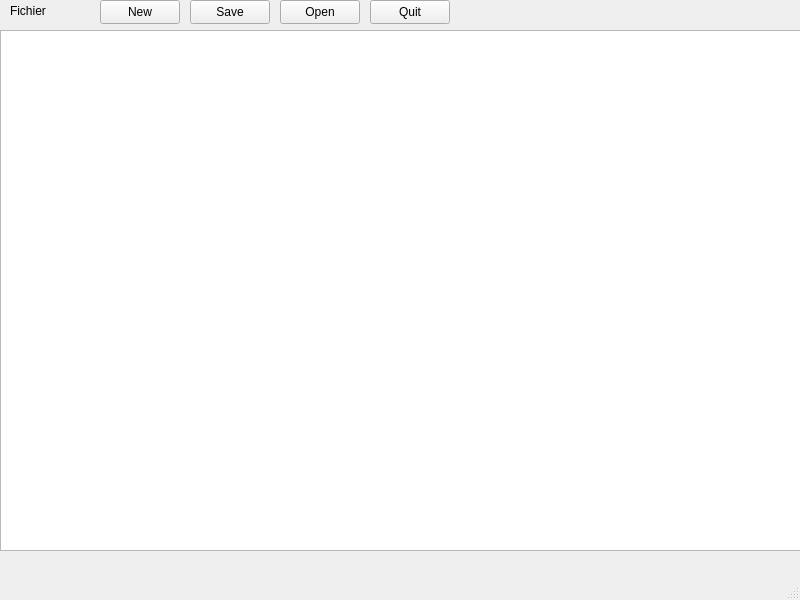
Above: notepad.ui from Ola-jed/QNotePad before the change. Below: the same form after it.
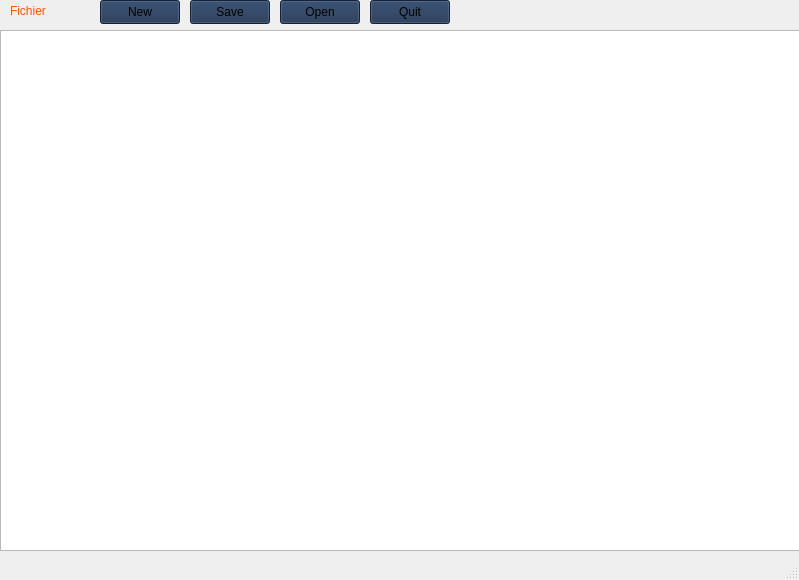
That is the form after the change.

```diff
--- a/notepad.ui
+++ b/notepad.ui
@@ -6,8 +6,8 @@
    <rect>
     <x>0</x>
     <y>0</y>
-    <width>800</width>
-    <height>600</height>
+    <width>799</width>
+    <height>580</height>
    </rect>
   </property>
   <property name="windowTitle">
@@ -26,6 +26,9 @@
     <property name="toolTip">
      <string>&lt;html&gt;&lt;head/&gt;&lt;body&gt;&lt;p&gt;Nouveau Fichier&lt;/p&gt;&lt;/body&gt;&lt;/html&gt;</string>
     </property>
+    <property name="styleSheet">
+     <string notr="true">background-color: rgb(28, 49, 80);</string>
+    </property>
     <property name="text">
      <string>New</string>
     </property>
@@ -42,6 +45,9 @@
     <property name="toolTip">
      <string>&lt;html&gt;&lt;head/&gt;&lt;body&gt;&lt;p&gt;Sauvegarder / Sauvegarder sous&lt;/p&gt;&lt;/body&gt;&lt;/html&gt;</string>
     </property>
+    <property name="styleSheet">
+     <string notr="true">background-color: rgb(28, 49, 80);</string>
+    </property>
     <property name="text">
      <string>Save</string>
     </property>
@@ -58,6 +64,9 @@
     <property name="toolTip">
      <string>&lt;html&gt;&lt;head/&gt;&lt;body&gt;&lt;p&gt;Ouvrir un fichier&lt;/p&gt;&lt;/body&gt;&lt;/html&gt;</string>
     </property>
+    <property name="styleSheet">
+     <string notr="true">background-color: rgb(28, 49, 80);</string>
+    </property>
     <property name="text">
      <string>Open</string>
     </property>
@@ -74,6 +83,9 @@
     <property name="toolTip">
      <string>&lt;html&gt;&lt;head/&gt;&lt;body&gt;&lt;p&gt;Quitter&lt;/p&gt;&lt;/body&gt;&lt;/html&gt;</string>
     </property>
+    <property name="styleSheet">
+     <string notr="true">background-color: rgb(28, 49, 80);</string>
+    </property>
     <property name="text">
      <string>Quit</string>
     </property>
@@ -87,6 +99,12 @@
       <height>521</height>
      </rect>
     </property>
+    <property name="maximumSize">
+     <size>
+      <width>801</width>
+      <height>16777215</height>
+     </size>
+    </property>
    </widget>
    <widget class="QLabel" name="label">
     <property name="geometry">
@@ -97,6 +115,9 @@
       <height>21</height>
      </rect>
     </property>
+    <property name="styleSheet">
+     <string notr="true">color:rgb(255, 85, 0);</string>
+    </property>
     <property name="text">
      <string>Fichier</string>
     </property>
```
Left out of the diff: 2 changed lines with no effect on the pictures.
